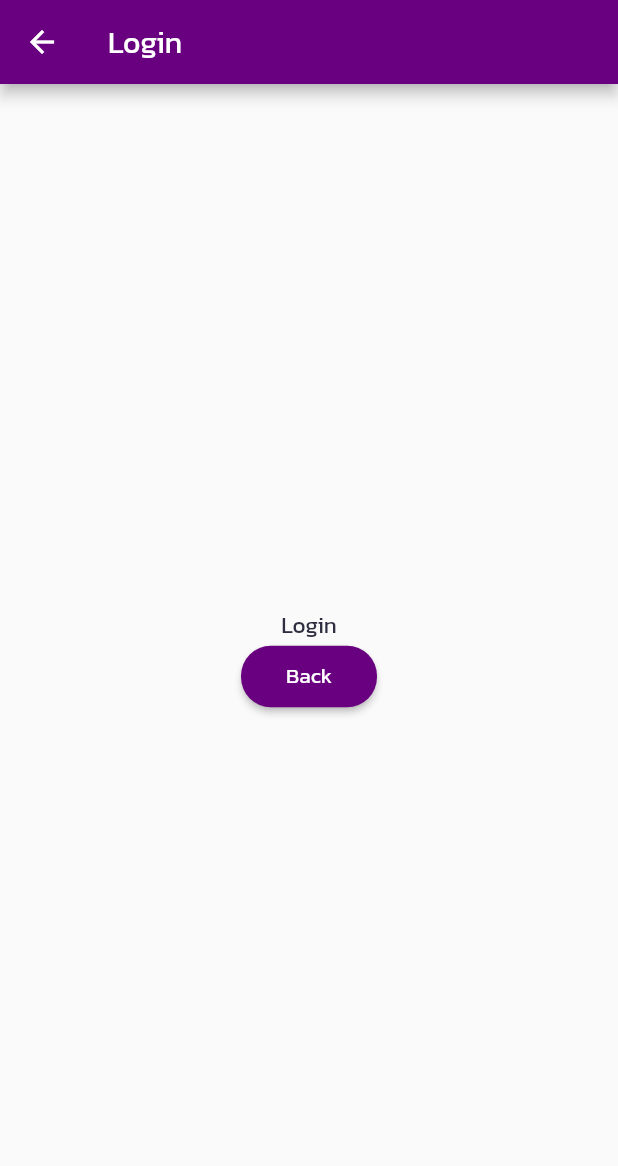
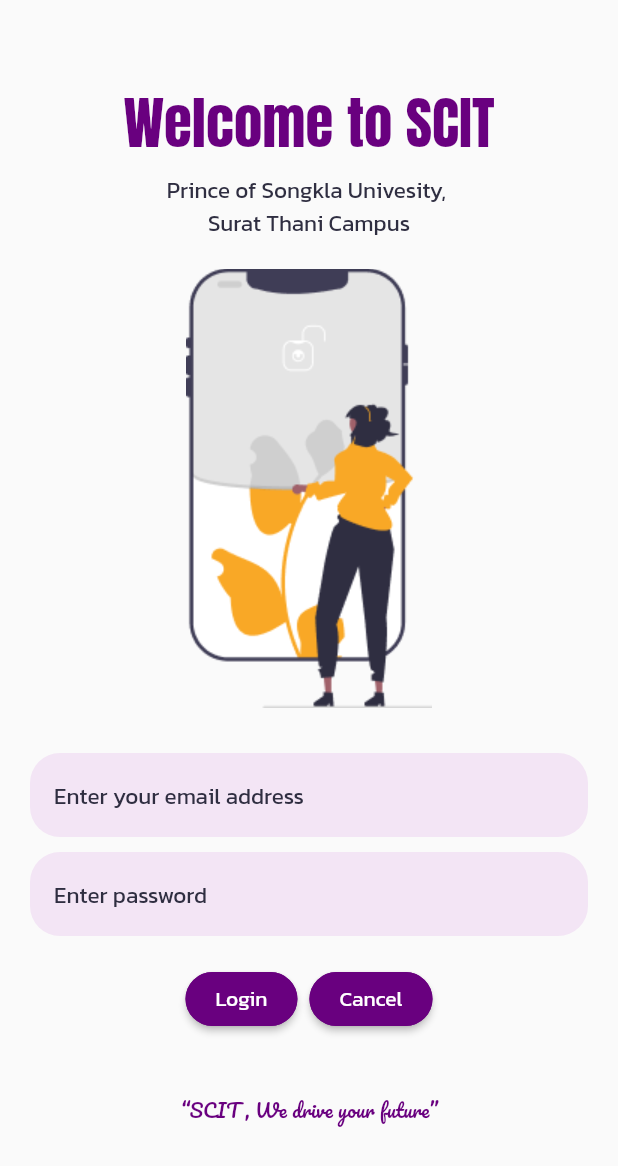
Before and after one commit to 2018Patty/flutter_scitapp, a Flutter app: the screen it shows after launch, after a tap on "Login", on a phone screen of 412 x 824 dp. Shown: the top 1166 px of the screen. Run offline on Flutter 3.47's test engine with Material 2 defaults, Android fonts, the phone set to English and light mode, and no system bars.

```diff
--- a/lib/pages/login.dart
+++ b/lib/pages/login.dart
@@ -1,32 +1,144 @@
 import 'package:flutter/material.dart';
+import 'package:themedemo66/color.dart';
+import 'package:themedemo66/pages/hello.dart';
+import 'package:themedemo66/pages/news.dart';
 
 class Login extends StatefulWidget {
-  const Login({super.key});
+  const Login({Key? key}) : super(key: key);
 
   @override
   State<Login> createState() => _LoginState();
 }
 
 class _LoginState extends State<Login> {
+  TextEditingController user = TextEditingController();
+  TextEditingController password = TextEditingController();
+
   @override
   Widget build(BuildContext context) {
     return Scaffold(
-        appBar: AppBar(
-          title: const Text('Login'),
-        ),
-        body: Center(
+      body: Center(
+        child: Container(
+          padding: const EdgeInsets.all(20),
           child: Column(
-            mainAxisSize: MainAxisSize.min,
+            mainAxisAlignment: MainAxisAlignment.center,
             children: [
-              Text('Login', style: Theme.of(context).textTheme.bodyLarge),
-              ElevatedButton(
-                onPressed: () {
-                  Navigator.pop(context);
-                },
-                child: const Text('Back'),
-              )
+              Text(
+                'Welcome to SCIT',
+                style: Theme.of(context).textTheme.headlineMedium,
+              ),
+              const SizedBox(
+                height: 5,
+              ),
+              Text(
+                'Prince of Songkla Univesity, ',
+                style: Theme.of(context).textTheme.bodyLarge,
+              ),
+              Text(
+                'Surat Thani Campus',
+                style: Theme.of(context).textTheme.bodyLarge,
+              ),
+              const SizedBox(
+                height: 20,
+              ),
+              Image.asset('assets/images/login.png'),
+              const SizedBox(
+                height: 20,
+              ),
+              const SizedBox(
+                height: 10,
+              ),
+              TextFormField(
+                controller: user,
+                decoration: InputDecoration(
+                  hintText: "Enter your email address",
+                  filled: true,
+                  fillColor: lightPurple,
+                  focusColor: lightPurple,
+                  hintStyle: Theme.of(context).textTheme.bodyLarge,
+                ),
+              ),
+              const SizedBox(
+                height: 10,
+              ),
+              TextFormField(
+                controller: password,
+                decoration: InputDecoration(
+                  hintText: "Enter password",
+                  filled: true,
+                  fillColor: lightPurple,
+                  focusColor: lightPurple,
+                  hintStyle: Theme.of(context).textTheme.bodyLarge,
+                ),
+              ),
+              const SizedBox(
+                height: 10,
+              ),
+              ButtonBar(
+                alignment: MainAxisAlignment.center,
+                children: <Widget>[
+                  ElevatedButton(
+                    onPressed: () {
+                      Navigator.push(
+                        context,
+                        MaterialPageRoute(
+                          builder: (context) => const News(),
+                          // MainNews(),
+                        ),
+                      );
+                    },
+                    style: ButtonStyle(
+                      padding: MaterialStateProperty.all<EdgeInsets>(
+                        const EdgeInsets.only(left: 20, right: 20),
+                      ),
+                      // foregroundColor:
+                      //     MaterialStateProperty.all<Color>(Colors.red),
+                      shape: MaterialStateProperty.all<RoundedRectangleBorder>(
+                        RoundedRectangleBorder(
+                          borderRadius: BorderRadius.circular(20.0),
+                          side: const BorderSide(
+                            color: purplePrimary,
+                          ),
+                        ),
+                      ),
+                    ),
+                    child: const Text('Login'),
+                  ),
+                  ElevatedButton(
+                    onPressed: () {},
+                    style: ButtonStyle(
+                      padding: MaterialStateProperty.all<EdgeInsets>(
+                        const EdgeInsets.only(left: 20, right: 20),
+                      ),
+                      shape: MaterialStateProperty.all<RoundedRectangleBorder>(
+                        RoundedRectangleBorder(
+                          borderRadius: BorderRadius.circular(20.0),
+                          side: const BorderSide(
+                            color: purplePrimary,
+                          ),
+                        ),
+                      ),
+                    ),
+                    child: const Text('Cancel'),
+                  ),
+                ],
+              ),
+              const SizedBox(
+                height: 30,
+              ),
+              Text(
+                '“SCIT , We drive your future”',
+                style: Theme.of(context).textTheme.bodySmall!.copyWith(
+                      color: purplePrimary,
+                    ),
+              ),
+              const SizedBox(
+                height: 20,
+              ),
             ],
           ),
-        ));
+        ),
+      ),
+    );
   }
 }
--- a/lib/pages/register.dart
+++ b/lib/pages/register.dart
@@ -19,7 +19,7 @@ class _RegisterState extends State<Register> {
   Widget build(BuildContext context) {
     return Scaffold(
       body: Center(
-        child: Expanded(
+        child: SingleChildScrollView(
           child: Column(
             mainAxisSize: MainAxisSize.min,
             children: [
--- a/lib/theme.dart
+++ b/lib/theme.dart
@@ -24,8 +24,9 @@ ThemeData scitTheme() {
               fontFamily: 'Anton',
             ),
             headlineSmall: base.textTheme.headlineSmall!.copyWith(
-            fontSize: 24,
+              fontSize: 30,
               fontFamily: 'Anton',
+              color: purplePrimary,
             ),
             bodyLarge: base.textTheme.bodyLarge!.copyWith(
               fontSize: 15,
@@ -59,5 +60,7 @@ ThemeData scitTheme() {
               borderRadius: BorderRadius.circular(20),
             ))),
       ),
-  );
+      tabBarTheme: const TabBarTheme(
+        labelColor: purplePrimary,
+      ));
 }
```
Also changed, not shown: lib/pages/mainnews.dart (added, +125 -0 lines), lib/pages/news.dart (added, +77 -0 lines), lib/pages/newsbody.dart (added, +163 -0 lines). Lines whose indentation alone changed are shown as unchanged.
